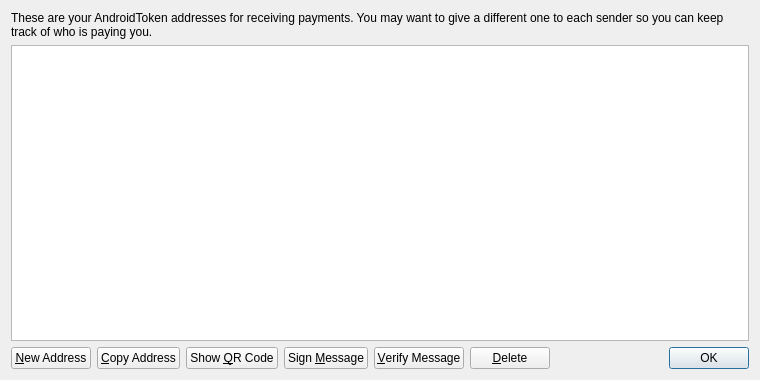
Before: the Qt Designer form src/qt/forms/addressbookpage.ui in CryptoRepairCrew/Android-Token-V2, drawn with Qt 5.
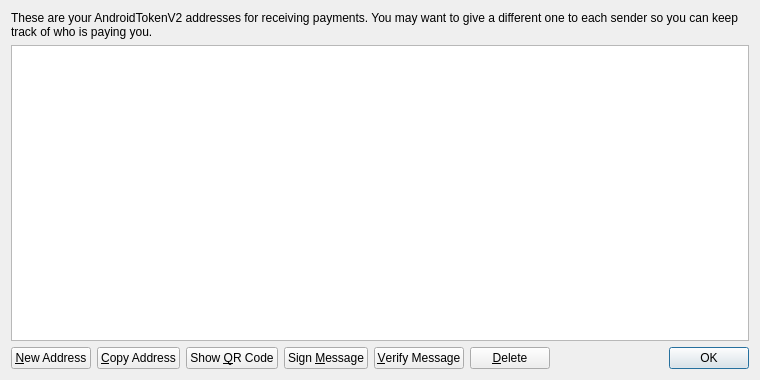
After: the same form once the commit is applied. Icons and pictures are not drawn.

Commit message: AndroidToken -> AndroidTokenV2

```diff
--- a/src/qt/forms/addressbookpage.ui
+++ b/src/qt/forms/addressbookpage.ui
@@ -17,7 +17,7 @@
    <item>
     <widget class="QLabel" name="labelExplanation">
      <property name="text">
-      <string>These are your AndroidToken addresses for receiving payments. You may want to give a different one to each sender so you can keep track of who is paying you.</string>
+      <string>These are your AndroidTokenV2 addresses for receiving payments. You may want to give a different one to each sender so you can keep track of who is paying you.</string>
      </property>
      <property name="textFormat">
       <enum>Qt::PlainText</enum>
```
Left out of the diff: 4 changed lines with no effect on the pictures. The commit also changes 47 other files.
